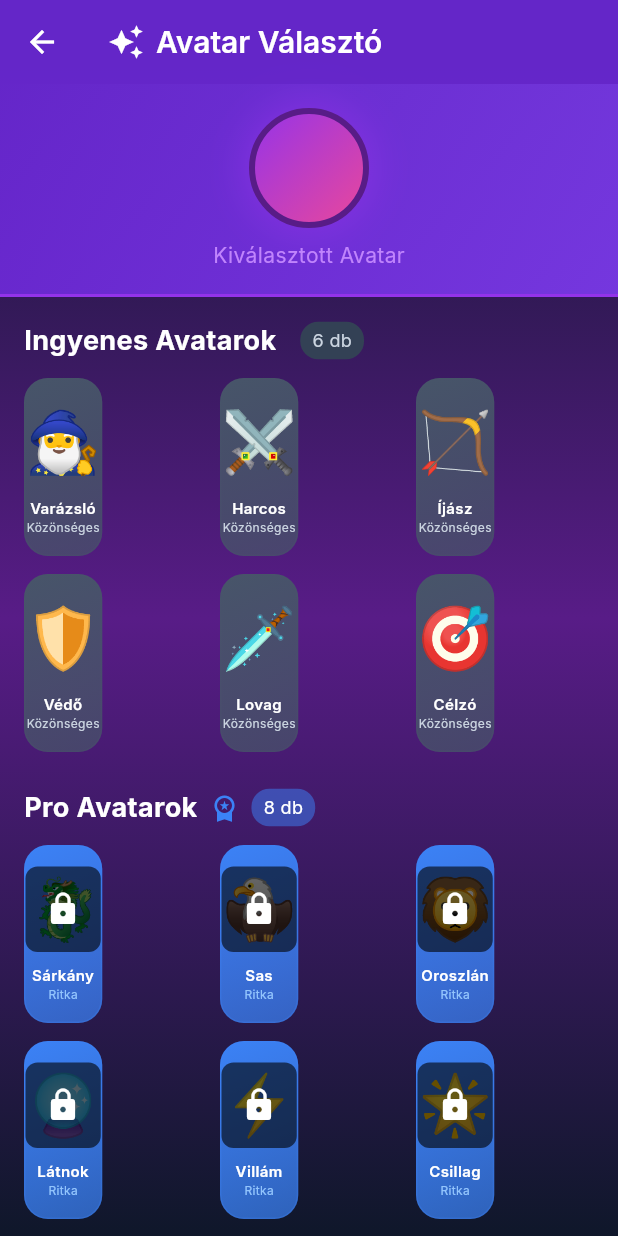
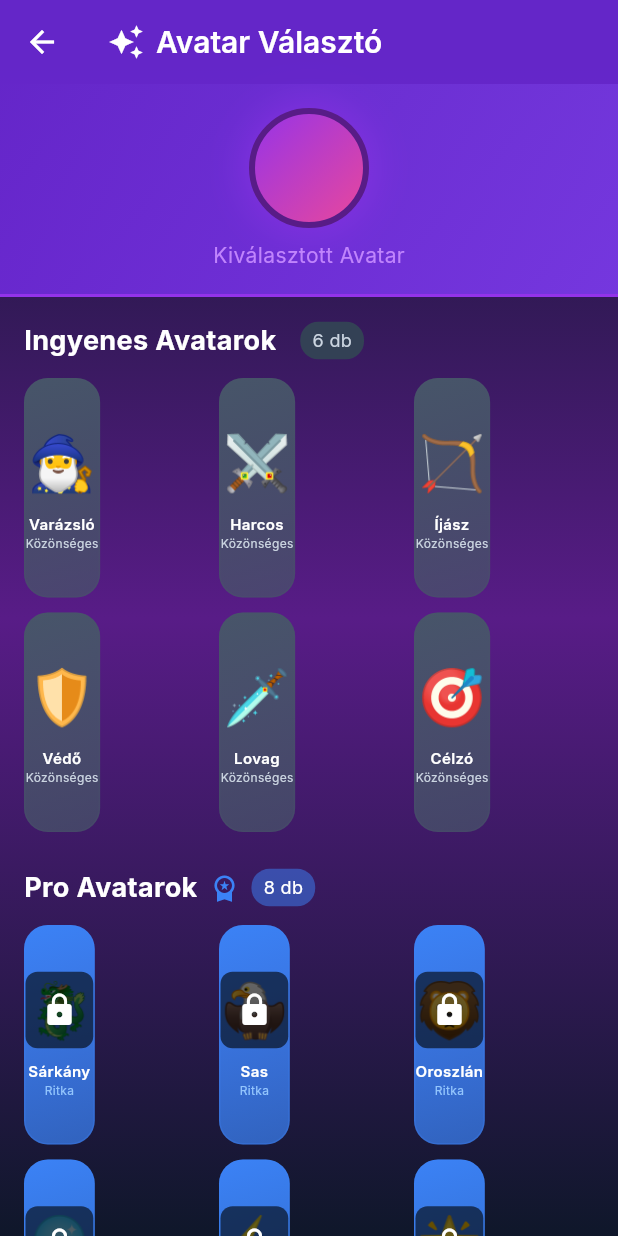
Before and after one commit to adamvir/capitalwizard, a Flutter app: the AvatarSelectorPage screen opened directly, on a phone screen of 412 x 824 dp. Run offline on Flutter 3.47's test engine with Material 3 defaults, Android fonts, the phone set to English and light mode, and no system bars; our stand-ins replace equatable, google_fonts, shared_preferences; accounts and stored records are empty.

Commit message:
WIP: Avatar box sizing tweaks
- Emoji fontSize 40 → 36
- Spacing adjustments
- aspectRatio kísérletezés

🤖 Generated with [Claude Code](https://claude.com/claude-code)

Co-Authored-By: Claude <noreply@anthropic.com>

```diff
--- a/lib/screens/avatar_selector_page.dart
+++ b/lib/screens/avatar_selector_page.dart
@@ -323,9 +323,9 @@ class _AvatarSelectorPageState extends State<AvatarSelectorPage> {
           physics: const NeverScrollableScrollPhysics(),
           gridDelegate: const SliverGridDelegateWithFixedCrossAxisCount(
             crossAxisCount: 3,
-            childAspectRatio: 1.0,
-            crossAxisSpacing: 12,
-            mainAxisSpacing: 12,
+            childAspectRatio: 0.82,
+            crossAxisSpacing: 10,
+            mainAxisSpacing: 10,
           ),
           itemCount: avatars.length,
           itemBuilder: (context, index) {
@@ -371,7 +371,7 @@ class _AvatarSelectorPageState extends State<AvatarSelectorPage> {
                           children: [
                             Text(
                               avatar.emoji,
-                              style: const TextStyle(fontSize: 40),
+                              style: const TextStyle(fontSize: 36),
                             ),
                             if (isLocked)
                               Positioned.fill(
```
